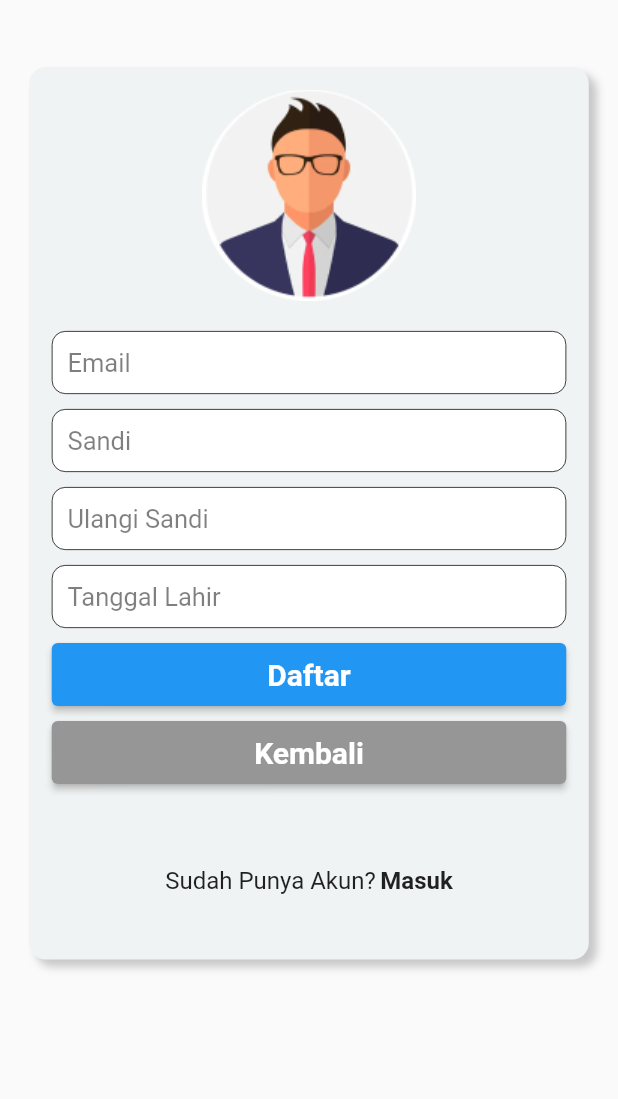
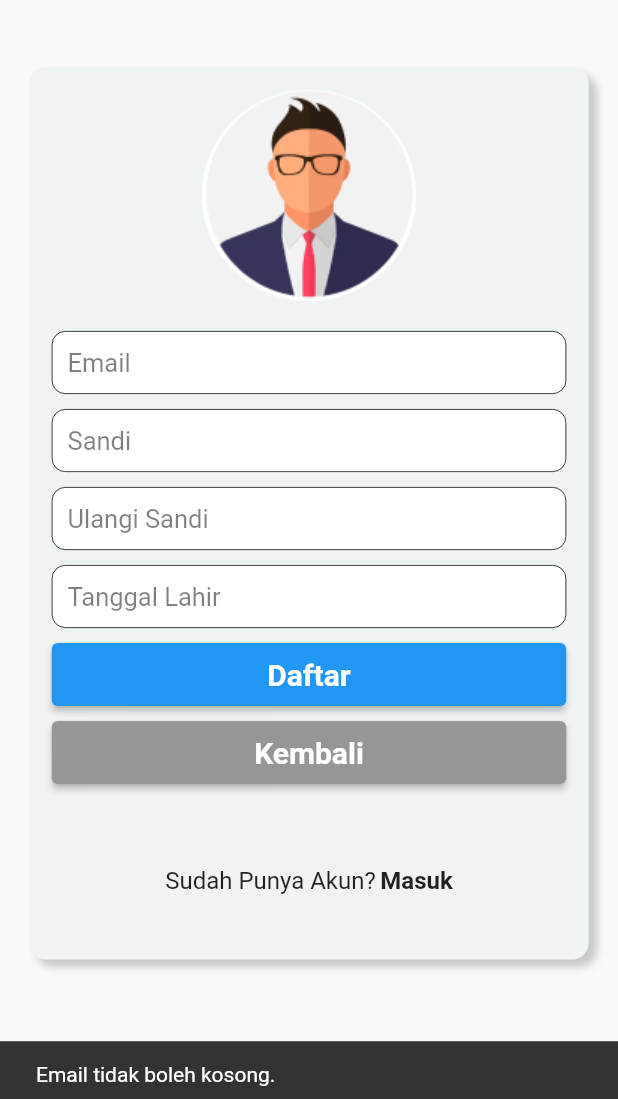
Before and after one commit to AerellDev/Bapaklapak, a Flutter app: the SiginScreen screen opened by its route, after a tap on "Daftar", on a phone screen of 412 x 824 dp, the part 137-1236 px from its top. Run offline on Flutter 3.47's test engine with Material 2 defaults, Android fonts, the phone set to English and light mode, and no system bars; our stand-ins replace connectivity_plus, flutter_hex_color, image_picker, responsive_framework; missing offline and left inert: material_color_generator; network calls fail.

Commit message:
Menambah Sistem Login Dan Sigin (Tapi Masih 80%)

```diff
--- a/lib/screen/login_screen.dart
+++ b/lib/screen/login_screen.dart
@@ -1,14 +1,17 @@
+import 'package:bapaklapak/provider/akun_provider.dart';
 import 'package:flutter/cupertino.dart';
 import 'package:flutter/material.dart';
 import 'package:flutter/src/widgets/container.dart';
 import 'package:flutter/src/widgets/framework.dart';
 import 'package:flutter_hex_color/flutter_hex_color.dart';
+import 'package:provider/provider.dart';
 
 class LoginScreen extends StatelessWidget {
   const LoginScreen({super.key});
 
   @override
   Widget build(BuildContext context) {
+    final akunProvider = Provider.of<AkunProvider>(context, listen: false);
     TextEditingController email = TextEditingController();
     TextEditingController sandi = TextEditingController();
     return Scaffold(
@@ -120,7 +123,9 @@ class LoginScreen extends StatelessWidget {
                         height: 42,
                         width: double.infinity,
                         child: ElevatedButton(
-                            onPressed: () {},
+                            onPressed: () {
+                              akunProvider.login(context, email.text, sandi.text);
+                            },
                             child: const Text(
                               "Masuk",
                               style: TextStyle(
--- a/lib/screen/sigin_screen.dart
+++ b/lib/screen/sigin_screen.dart
@@ -1,11 +1,19 @@
+import 'package:bapaklapak/provider/akun_provider.dart';
+import 'package:bapaklapak/tambahan.dart';
 import 'package:flutter/cupertino.dart';
 import 'package:flutter/material.dart';
 import 'package:flutter/src/widgets/container.dart';
 import 'package:flutter/src/widgets/framework.dart';
 import 'package:flutter_hex_color/flutter_hex_color.dart';
+import 'package:provider/provider.dart';
 
 class SiginScreen extends StatefulWidget {
-  const SiginScreen({super.key});
+  TextEditingController email = TextEditingController();
+  TextEditingController sandi = TextEditingController();
+  TextEditingController ulangiSandi = TextEditingController();
+  TextEditingController date = TextEditingController();
+
+  SiginScreen({super.key});
 
   @override
   State<SiginScreen> createState() => _SiginScreenState();
@@ -14,11 +22,7 @@ class SiginScreen extends StatefulWidget {
 class _SiginScreenState extends State<SiginScreen> {
   @override
   Widget build(BuildContext context) {
-    TextEditingController email = TextEditingController();
-    TextEditingController sandi = TextEditingController();
-    TextEditingController ulangiSandi = TextEditingController();
-    TextEditingController date = TextEditingController();
-
+    final akunProvider = Provider.of<AkunProvider>(context, listen: false);
     return Scaffold(
       body: SingleChildScrollView(
         child: Center(
@@ -75,7 +79,7 @@ class _SiginScreenState extends State<SiginScreen> {
                           border: Border.all(color: Colors.black, width: 0.5),
                           borderRadius: BorderRadius.circular(9)),
                       child: TextFormField(
-                        controller: email,
+                        controller: widget.email,
                         style: const TextStyle(
                           fontSize: 17,
                         ),
@@ -102,7 +106,7 @@ class _SiginScreenState extends State<SiginScreen> {
                           border: Border.all(color: Colors.black, width: 0.5),
                           borderRadius: BorderRadius.circular(9)),
                       child: TextFormField(
-                        controller: sandi,
+                        controller: widget.sandi,
                         style: const TextStyle(
                           fontSize: 17,
                         ),
@@ -131,7 +135,7 @@ class _SiginScreenState extends State<SiginScreen> {
                           border: Border.all(color: Colors.black, width: 0.5),
                           borderRadius: BorderRadius.circular(9)),
                       child: TextFormField(
-                        controller: ulangiSandi,
+                        controller: widget.ulangiSandi,
                         style: const TextStyle(
                           fontSize: 17,
                         ),
@@ -165,7 +169,7 @@ class _SiginScreenState extends State<SiginScreen> {
                             setState(() {
                               print(
                                   "${value.year}-${value.month}-${value.day}");
-                              date.text =
+                              widget.date.text =
                                   "${value.year}-${value.month}-${value.day}";
                             });
                           }
@@ -178,7 +182,7 @@ class _SiginScreenState extends State<SiginScreen> {
                             border: Border.all(color: Colors.black, width: 0.5),
                             borderRadius: BorderRadius.circular(9)),
                         child: TextFormField(
-                          controller: date,
+                          controller: widget.date,
                           style: const TextStyle(
                             fontSize: 17,
                           ),
@@ -203,7 +207,19 @@ class _SiginScreenState extends State<SiginScreen> {
                         height: 42,
                         width: double.infinity,
                         child: ElevatedButton(
-                            onPressed: () {},
+                            onPressed: () {
+                              if(widget.email.text == "") {
+                                notifDoang(context, "Email tidak boleh kosong.", 700);
+                              }else if(widget.sandi.text == "") {
+                                notifDoang(context, "Sandi tidak boleh kosong.", 700);
+                              }else if(widget.ulangiSandi.text == "") {
+                                notifDoang(context, "Ulangi sandi salah.", 700);
+                              }else if(widget.date.text == "") {
+                                notifDoang(context, "Tanggal lahir tidak boleh kosong.", 700);
+                              }else{
+                                akunProvider.sigin(context, widget.email.text, widget.sandi.text, widget.ulangiSandi.text, widget.date.text);
+                              }
+                            },
                             child: const Text(
                               "Daftar",
                               style: TextStyle(
--- a/lib/widget/dialog.dart
+++ b/lib/widget/dialog.dart
@@ -56,6 +56,7 @@ class BLDialogKonfirmasi extends StatelessWidget {
                       child: ElevatedButton(
                           onPressed: () {
                             tombolYa();
+                            Navigator.of(context).pop();
                           },
                           child: Text(
                             textTombolYa,
```
Also changed, not shown: lib/provider/akun_provider.dart (+46 -13 lines), lib/screen/shop.dart (+41 -27 lines).
